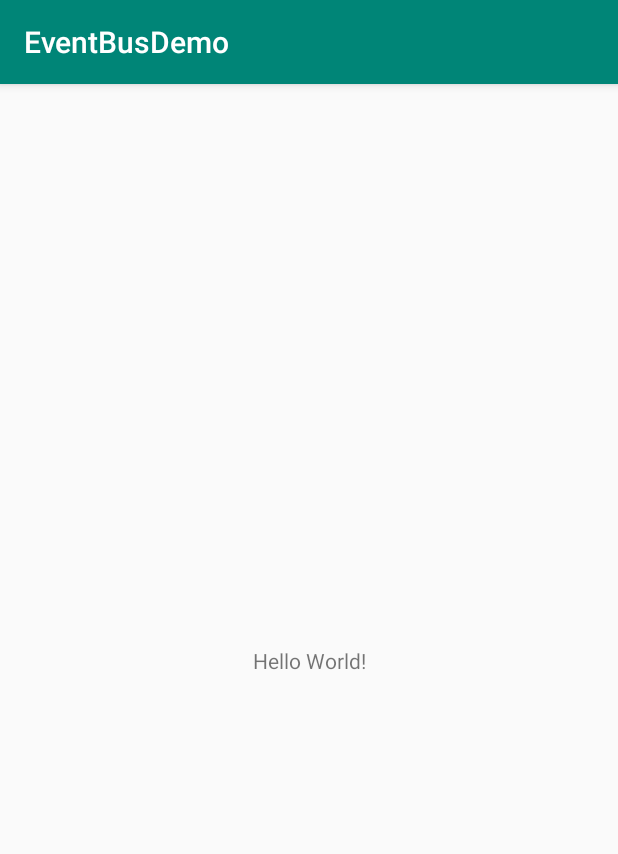
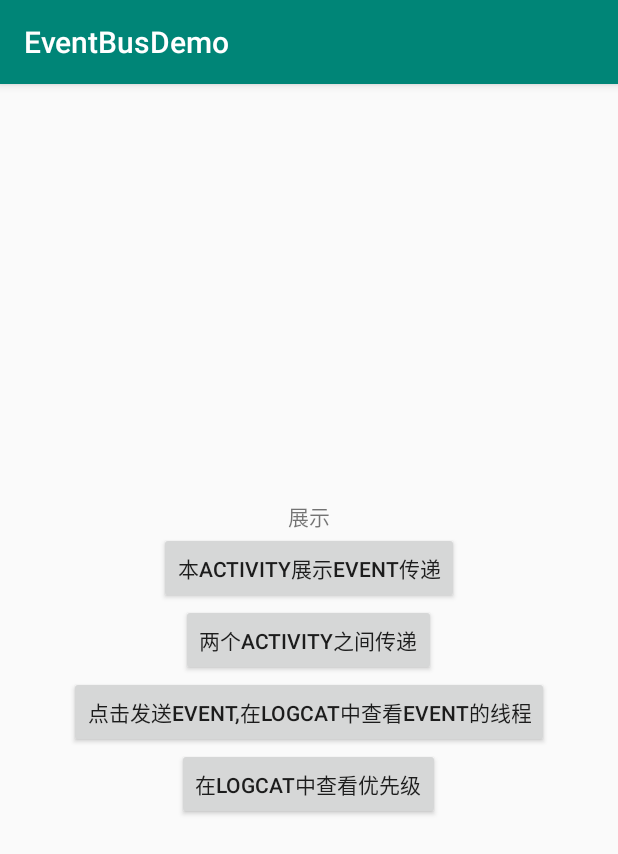
Before and after one commit to GIOPPL/EventBusDemo19, an Android app: the screen it shows after launch (MainActivity), on a phone screen of 412 x 824 dp. Shown: the top 854 px of the screen. Run offline under Robolectric (Android 15) with nearby library versions, the phone set to English and light mode, and no system bars; our stand-ins replace EventBus.

Commit message:
四大基本功能完成

```diff
--- a/app/src/main/AndroidManifest.xml
+++ b/app/src/main/AndroidManifest.xml
@@ -1,5 +1,6 @@
 <?xml version="1.0" encoding="utf-8"?>
 <manifest xmlns:android="http://schemas.android.com/apk/res/android"
+    xmlns:tools="http://schemas.android.com/tools"
     package="com.gioppl.eventbusdemo">
 
     <application
@@ -9,6 +10,7 @@
         android:roundIcon="@mipmap/ic_launcher_round"
         android:supportsRtl="true"
         android:theme="@style/AppTheme">
+        <activity android:name=".ThreadActivity"></activity>
         <activity android:name=".MainActivity">
             <intent-filter>
                 <action android:name="android.intent.action.MAIN" />
--- a/app/src/main/java/com/gioppl/eventbusdemo/MainActivity.java
+++ /dev/null
@@ -1,13 +0,0 @@
-package com.gioppl.eventbusdemo;
-
-import android.support.v7.app.AppCompatActivity;
-import android.os.Bundle;
-
-public class MainActivity extends AppCompatActivity {
-
-    @Override
-    protected void onCreate(Bundle savedInstanceState) {
-        super.onCreate(savedInstanceState);
-        setContentView(R.layout.activity_main);
-    }
-}
--- /dev/null
+++ b/app/src/main/java/com/gioppl/eventbusdemo/MessageEvent.kt
@@ -0,0 +1,4 @@
+package com.gioppl.eventbusdemo
+
+
+class MessageEvent(val message:String)
--- a/app/src/main/res/layout/activity_main.xml
+++ b/app/src/main/res/layout/activity_main.xml
@@ -1,18 +1,38 @@
 <?xml version="1.0" encoding="utf-8"?>
-<android.support.constraint.ConstraintLayout xmlns:android="http://schemas.android.com/apk/res/android"
+<LinearLayout xmlns:android="http://schemas.android.com/apk/res/android"
     xmlns:app="http://schemas.android.com/apk/res-auto"
     xmlns:tools="http://schemas.android.com/tools"
     android:layout_width="match_parent"
     android:layout_height="match_parent"
+    android:orientation="vertical"
+    android:gravity="center"
     tools:context=".MainActivity">
 
     <TextView
+        android:id="@+id/tv_main"
         android:layout_width="wrap_content"
         android:layout_height="wrap_content"
-        android:text="Hello World!"
-        app:layout_constraintBottom_toBottomOf="parent"
-        app:layout_constraintLeft_toLeftOf="parent"
-        app:layout_constraintRight_toRightOf="parent"
-        app:layout_constraintTop_toTopOf="parent" />
+        android:text="展示" />
 
-</android.support.constraint.ConstraintLayout>
+    <Button
+        android:onClick="sendEvent"
+        android:layout_width="wrap_content"
+        android:layout_height="wrap_content"
+        android:text="本Activity展示event传递" />
+    <Button
+        android:onClick="activityClick"
+        android:layout_width="wrap_content"
+        android:layout_height="wrap_content"
+        android:text="两个ACTIVITY之间传递" />
+    <Button
+        android:onClick="threadClick"
+        android:layout_width="wrap_content"
+        android:layout_height="wrap_content"
+        android:text="点击发送event,在logcat中查看event的线程"/>
+    <Button
+        android:onClick="priorityClick"
+        android:layout_width="wrap_content"
+        android:layout_height="wrap_content"
+        android:text="在logcat中查看优先级"/>
+
+</LinearLayout>
--- a/build.gradle
+++ b/build.gradle
@@ -1,6 +1,7 @@
 // Top-level build file where you can add configuration options common to all sub-projects/modules.
 
 buildscript {
+    ext.kotlin_version = '1.3.21'
     repositories {
         google()
         jcenter()
@@ -8,6 +9,7 @@ buildscript {
     }
     dependencies {
         classpath 'com.android.tools.build:gradle:3.3.2'
+        classpath "org.jetbrains.kotlin:kotlin-gradle-plugin:$kotlin_version"
 
         // NOTE: Do not place your application dependencies here; they belong
         // in the individual module build.gradle files
```
Also changed, not shown: app/build.gradle (+7 -0 lines), app/src/main/java/com/gioppl/eventbusdemo/MainActivity.kt (added, +105 -0 lines), app/src/main/java/com/gioppl/eventbusdemo/ThreadActivity.kt (added, +41 -0 lines), app/src/main/res/layout/activity_second.xml (added, +21 -0 lines).
